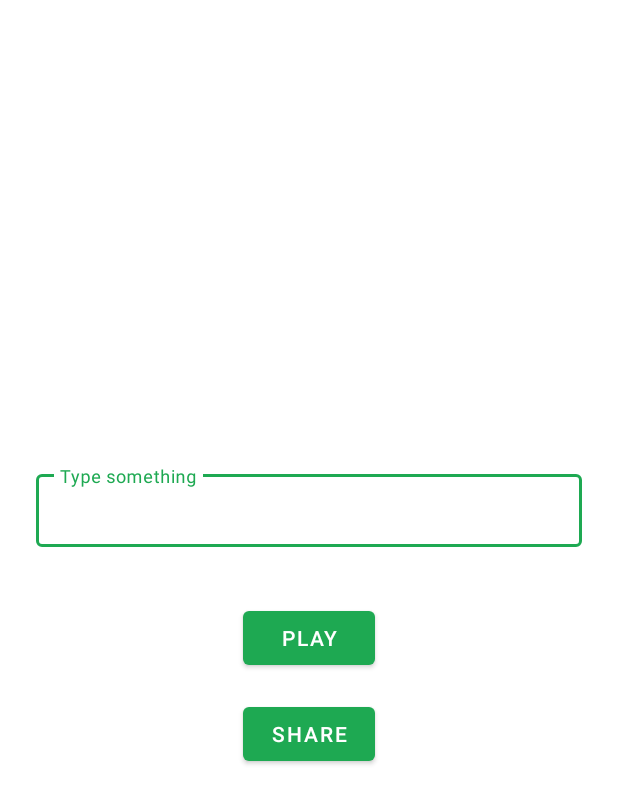
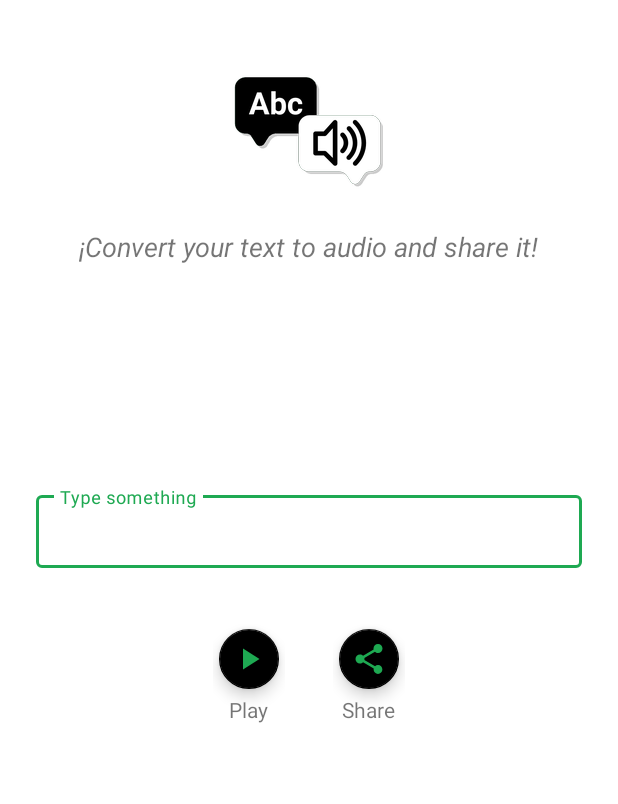
Before and after one commit to jimmyale3102/text_to_speech, an Android app: the screen it shows after launch (MainActivity), on a phone screen of 412 x 824 dp. Shown: the top 804 px of the screen. Run offline under Robolectric (Android 15) with nearby library versions, the light colour scheme and no system bars.

Commit message:
Improve main layout

```diff
--- /dev/null
+++ b/app/src/main/res/drawable/ic_play.xml
@@ -0,0 +1,5 @@
+<vector android:height="24dp" android:tint="#000000"
+    android:viewportHeight="24" android:viewportWidth="24"
+    android:width="24dp" xmlns:android="http://schemas.android.com/apk/res/android">
+    <path android:fillColor="@android:color/white" android:pathData="M8,5v14l11,-7z"/>
+</vector>
--- /dev/null
+++ b/app/src/main/res/drawable/ic_share.xml
@@ -0,0 +1,5 @@
+<vector android:height="24dp" android:tint="#000000"
+    android:viewportHeight="24" android:viewportWidth="24"
+    android:width="24dp" xmlns:android="http://schemas.android.com/apk/res/android">
+    <path android:fillColor="@android:color/white" android:pathData="M18,16.08c-0.76,0 -1.44,0.3 -1.96,0.77L8.91,12.7c0.05,-0.23 0.09,-0.46 0.09,-0.7s-0.04,-0.47 -0.09,-0.7l7.05,-4.11c0.54,0.5 1.25,0.81 2.04,0.81 1.66,0 3,-1.34 3,-3s-1.34,-3 -3,-3 -3,1.34 -3,3c0,0.24 0.04,0.47 0.09,0.7L8.04,9.81C7.5,9.31 6.79,9 6,9c-1.66,0 -3,1.34 -3,3s1.34,3 3,3c0.79,0 1.5,-0.31 2.04,-0.81l7.12,4.16c-0.05,0.21 -0.08,0.43 -0.08,0.65 0,1.61 1.31,2.92 2.92,2.92 1.61,0 2.92,-1.31 2.92,-2.92s-1.31,-2.92 -2.92,-2.92z"/>
+</vector>
--- a/app/src/main/res/layout/activity_main.xml
+++ b/app/src/main/res/layout/activity_main.xml
@@ -8,6 +8,31 @@
     tools:context=".ui.MainActivity">
 
     <LinearLayout
+        android:layout_above="@id/center_content"
+        android:layout_width="match_parent"
+        android:layout_height="wrap_content"
+        android:layout_marginTop="@dimen/medium"
+        android:layout_alignParentTop="true"
+        android:gravity="top|center"
+        android:orientation="vertical">
+
+        <com.google.android.material.imageview.ShapeableImageView
+            android:layout_width="wrap_content"
+            android:layout_height="wrap_content"
+            app:srcCompat="@drawable/ic_say_it_without_bg"/>
+
+        <com.google.android.material.textview.MaterialTextView
+            android:layout_width="wrap_content"
+            android:layout_height="wrap_content"
+            android:textSize="@dimen/sloganDimen"
+            android:textAlignment="center"
+            android:textStyle="italic"
+            android:text="@string/slogan"/>
+
+    </LinearLayout>
+
+    <LinearLayout
+        android:id="@+id/center_content"
         android:layout_width="match_parent"
         android:layout_height="wrap_content"
         android:padding="@dimen/medium"
@@ -32,19 +57,60 @@
 
         </com.google.android.material.textfield.TextInputLayout>
 
-        <com.google.android.material.button.MaterialButton
+        <LinearLayout
+            android:layout_width="wrap_content"
+            android:layout_height="wrap_content"
+            android:orientation="horizontal"
+            android:gravity="center">
+
+            <LinearLayout
+                android:layout_width="wrap_content"
+                android:layout_height="wrap_content"
+                android:layout_margin="@dimen/small"
+                android:gravity="center"
+                android:orientation="vertical">
+
+                <com.google.android.material.floatingactionbutton.FloatingActionButton
                     android:id="@+id/btnPlay"
                     android:layout_width="wrap_content"
                     android:layout_height="wrap_content"
-            android:layout_margin="@dimen/small"
+                    android:text="@string/play"
+                    android:src="@drawable/ic_play"
+                    android:contentDescription="@string/play"
+                    app:fabSize="mini"/>
+
+                <com.google.android.material.textview.MaterialTextView
+                    android:layout_width="wrap_content"
+                    android:layout_height="wrap_content"
                     android:text="@string/play"/>
 
-        <com.google.android.material.button.MaterialButton
+            </LinearLayout>
+
+            <LinearLayout
+                android:layout_width="wrap_content"
+                android:layout_height="wrap_content"
+                android:layout_margin="@dimen/small"
+                android:gravity="center"
+                android:orientation="vertical">
+
+                <com.google.android.material.floatingactionbutton.FloatingActionButton
                     android:id="@+id/btnShare"
+                    android:layout_width="wrap_content"
+                    android:layout_height="wrap_content"
+                    android:text="@string/play"
+                    android:src="@drawable/ic_share"
+                    android:contentDescription="@string/play"
+                    app:fabSize="mini"/>
+
+                <com.google.android.material.textview.MaterialTextView
                     android:layout_width="wrap_content"
                     android:layout_height="wrap_content"
                     android:text="@string/share"/>
 
             </LinearLayout>
 
+        </LinearLayout>
+
+    </LinearLayout>
+
 </RelativeLayout>
--- a/app/src/main/res/values/dimens.xml
+++ b/app/src/main/res/values/dimens.xml
@@ -2,4 +2,5 @@
 <resources>
     <dimen name="medium">24dp</dimen>
     <dimen name="small">16dp</dimen>
+    <dimen name="sloganDimen">18sp</dimen>
 </resources>
--- a/app/src/main/res/values/strings.xml
+++ b/app/src/main/res/values/strings.xml
@@ -7,4 +7,5 @@
     <string name="allow">Allow</string>
     <string name="deny">Deny</string>
     <string name="share_unavailable">Allow permissions to share it</string>
+    <string name="slogan">¡Convert your text to audio and share it!</string>
 </resources>
```
Also changed, not shown: app/src/main/res/drawable-hdpi/ic_say_it_without_bg.png (added), app/src/main/res/drawable-mdpi/ic_say_it_without_bg.png (added), app/src/main/res/drawable-xhdpi/ic_say_it_without_bg.png (added), app/src/main/res/drawable-xxhdpi/ic_say_it_without_bg.png (added), app/src/main/res/drawable-xxxhdpi/ic_say_it_without_bg.png (added). Lines whose indentation alone changed are shown as unchanged.
